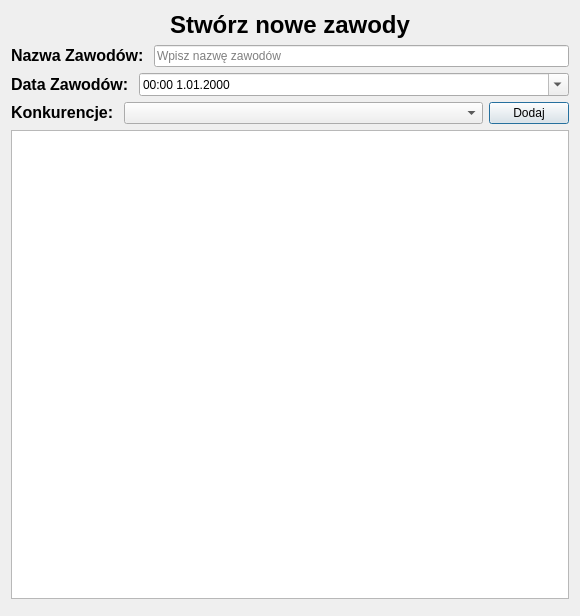
The window that Ui_Files/NoweZawodyDialog.ui (Verter18328/SOKs_LOK) describes before a commit, drawn with Qt 5.
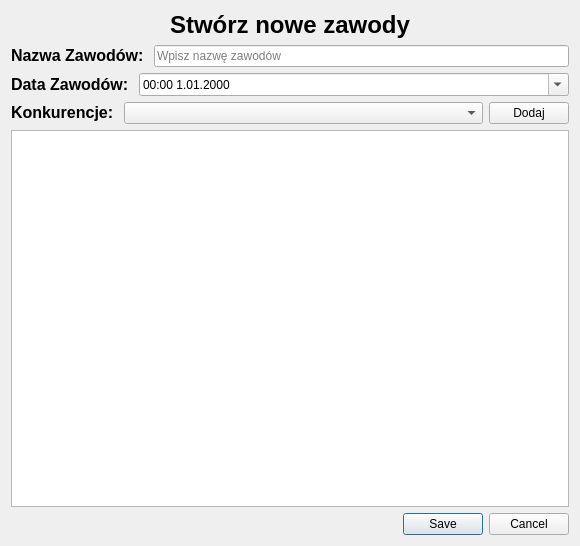
The same window after the commit.

Commit message: feat: unikalny numer serii w konkurencji, zawodnicy i dialog zawodów

The edit to the form file:
```diff
--- a/Ui_Files/NoweZawodyDialog.ui
+++ b/Ui_Files/NoweZawodyDialog.ui
@@ -7,7 +7,7 @@
     <x>0</x>
     <y>0</y>
     <width>580</width>
-    <height>616</height>
+    <height>546</height>
    </rect>
   </property>
   <property name="sizePolicy">
@@ -69,13 +69,6 @@
      </item>
     </layout>
    </item>
-   <item row="10" column="10">
-    <widget class="QDialogButtonBox" name="buttonBox_zawody">
-     <property name="standardButtons">
-      <set>QDialogButtonBox::NoButton</set>
-     </property>
-    </widget>
-   </item>
    <item row="0" column="0" colspan="11">
     <widget class="QLabel" name="label_2">
      <property name="sizePolicy">
@@ -89,6 +82,13 @@
      </property>
     </widget>
    </item>
+   <item row="10" column="10">
+    <widget class="QDialogButtonBox" name="buttonBox_zawody">
+     <property name="standardButtons">
+      <set>QDialogButtonBox::Cancel|QDialogButtonBox::Save</set>
+     </property>
+    </widget>
+   </item>
    <item row="1" column="0" colspan="11">
     <layout class="QHBoxLayout" name="horizontalLayout">
      <item>
```
Left out of the diff: 42 changed lines with no effect on the pictures. The commit also changes 7 other files.
